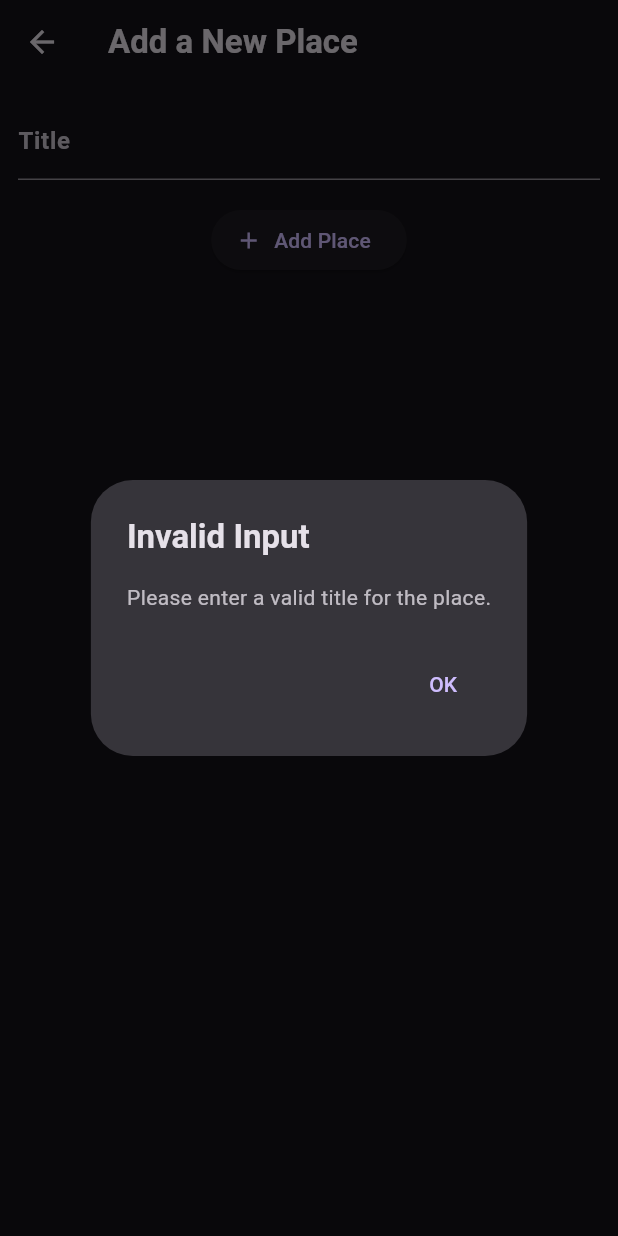
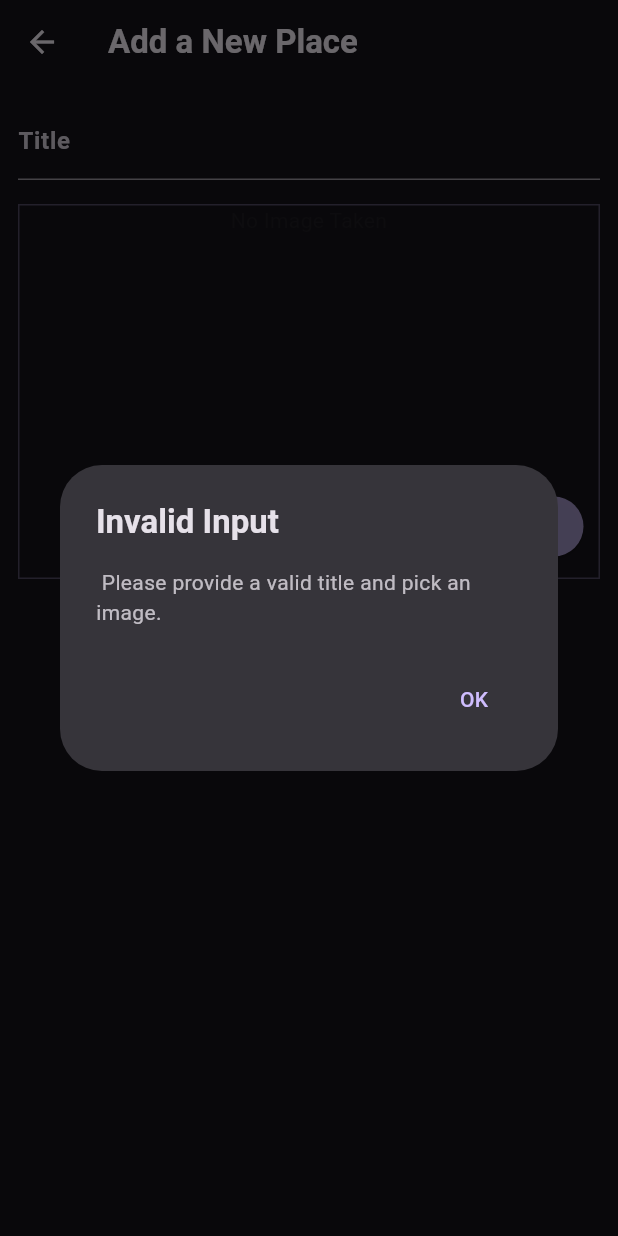
Before and after one commit to NeeDaimDark/favourite-places-app, a Flutter app: the AddPlaceScreen screen opened directly, after a tap on "Add Place", on a phone screen of 412 x 824 dp. Run offline on Flutter 3.47's test engine with Material 3 defaults, Android fonts, the phone set to English and light mode, and no system bars; our stand-ins replace flutter_riverpod, google_fonts, image_picker.

Commit message:
taking pictture + displaying picture

```diff
--- a/lib/models/place.dart
+++ b/lib/models/place.dart
@@ -1,3 +1,5 @@
+import 'dart:io';
+
 import 'package:uuid/uuid.dart';
 
 
@@ -5,9 +7,11 @@ const uuid = Uuid();
 class Place{
   final String id;
   final String title;
+  final File image;
 
 
   Place({
     required this.title,
+    required this.image,
   }) : id = uuid.v4();
 }
--- a/lib/providers/user_places.dart
+++ b/lib/providers/user_places.dart
@@ -1,3 +1,5 @@
+import 'dart:io';
+
 import 'package:flutter_riverpod/flutter_riverpod.dart';
 import 'package:favourite_places_app/models/place.dart';
 import 'package:flutter_riverpod/legacy.dart';
@@ -6,8 +8,8 @@ import 'package:flutter_riverpod/legacy.dart';
 class UserPlacesNotifier extends StateNotifier<List<Place>> {
   UserPlacesNotifier() : super(const []);
 
-  void addPlace(String title) {
-    final newPlace = Place(title: title);
+  void addPlace(String title, File image) {
+    final newPlace = Place(title: title, image: image);
     state = [...state, newPlace];
   }
 }
--- a/lib/screens/add_place.dart
+++ b/lib/screens/add_place.dart
@@ -1,4 +1,6 @@
+import 'dart:io';
 import 'package:favourite_places_app/providers/user_places.dart';
+import 'package:favourite_places_app/widgets/image_input.dart';
 import 'package:flutter/material.dart';
 import 'package:flutter_riverpod/flutter_riverpod.dart';
 
@@ -11,9 +13,10 @@ class AddPlaceScreen extends ConsumerStatefulWidget {
 
 class _AddPlaceScreenState extends ConsumerState<AddPlaceScreen> {
   final _titleController = TextEditingController();
+  File?  _pickedImage;
   void _savePlace() {
     final enteredTitle = _titleController.text;
-    if (enteredTitle.isEmpty) {
+    if (enteredTitle.isEmpty || _pickedImage == null) {
       showDialog(
         context: context,
         builder: (ctx) => AlertDialog(
@@ -26,7 +29,7 @@ class _AddPlaceScreenState extends ConsumerState<AddPlaceScreen> {
             ),
           ),
           content: Text(
-            'Please enter a valid title for the place.',
+            ' Please provide a valid title and pick an image.',
             style: Theme.of(ctx).textTheme.bodyMedium?.copyWith(
               color: Theme.of(ctx).colorScheme.onSurface.withAlpha(200),
             ),
@@ -46,7 +49,8 @@ class _AddPlaceScreenState extends ConsumerState<AddPlaceScreen> {
       );
       return;
     }
-    ref.read(userPlacesProvider.notifier).addPlace(enteredTitle);
+    ref.read(userPlacesProvider.notifier).
+    addPlace(enteredTitle, _pickedImage!);
     Navigator.of(context).pop();
   }
 
@@ -80,6 +84,13 @@ class _AddPlaceScreenState extends ConsumerState<AddPlaceScreen> {
             const SizedBox(
               height: 16,
             ),
+            ImageInput(onPickImage:(image){
+              _pickedImage = image;
+            },
+            ),
+            const SizedBox(
+              height: 16,
+            ),
             ElevatedButton.icon(
                 onPressed: _savePlace,
                 icon: const Icon(Icons.add),
--- a/lib/screens/place_detail.dart
+++ b/lib/screens/place_detail.dart
@@ -18,13 +18,16 @@ class PlaceDetailScreen extends StatelessWidget {
           ),
         ),
          ),
-      body: Center(
-        child: Text(
-          'Details for ${place.title}',
-          style: Theme.of(context).textTheme.bodyMedium?.copyWith(
-            color: Theme.of(context).colorScheme.onSurface.withAlpha(230),
+      body: Stack(
+        children: [
+          Image.file(
+            place.image,
+            width: double.infinity,
+            height: double.infinity,
+            fit: BoxFit.cover,
           ),
-        ),
+
+        ],
       ),
     );
   }
--- /dev/null
+++ b/lib/widgets/image_input.dart
@@ -0,0 +1,83 @@
+import 'dart:io';
+
+import 'package:flutter/material.dart';
+import 'package:image_picker/image_picker.dart';
+
+class ImageInput extends StatefulWidget {
+  const ImageInput({
+    super.key,
+    required this.onPickImage,
+  });
+
+  final void Function(File image) onPickImage;
+
+  @override
+  State<ImageInput> createState() => _ImageInputState();
+}
+
+class _ImageInputState extends State<ImageInput> {
+  File? _imageFile;
+  void _takePicture() async{
+    final imagePicker =  ImagePicker();
+    final pickedImage =await imagePicker.pickImage(
+      source: ImageSource.camera,
+      imageQuality: 80,
+      maxWidth: 600,
+    );
+    if(pickedImage == null){
+      return;
+    }
+    setState(() {
+      _imageFile = File(pickedImage.path);
+    });
+    widget.onPickImage(_imageFile!);
+  }
+
+
+  @override
+  Widget build(BuildContext context) {
+    Widget content = const Text('No Image Taken',textAlign: TextAlign.center,);
+    if(_imageFile != null){
+      content = GestureDetector(
+        onTap: _takePicture,
+        child: Image.file(
+          _imageFile!,
+          fit: BoxFit.cover,
+          width: double.infinity,
+          height: double.infinity,
+        ),
+      );
+    }
+    return Container(
+      height: 250,
+      width: double.infinity,
+      alignment: Alignment.center,
+      decoration: BoxDecoration(
+        border: Border.all(
+            width: 1,
+            color: Theme.of(context).colorScheme.primary.withOpacity(0.3),
+        ),
+      ),
+
+      child: Stack(
+        fit: StackFit.expand,
+        children: [
+          content,
+          Positioned(
+            bottom: 10,
+            right: 10,
+            child: ElevatedButton.icon(
+              style: ElevatedButton.styleFrom(
+                backgroundColor: Theme.of(context).colorScheme.primary.withOpacity(0.7),
+              ),
+              onPressed: _takePicture,
+              icon: const Icon(Icons.camera),
+              label: const Text('Take Picture'),
+            ),
+          ),
+        ],
+      )
+
+    );
+  }
+}
--- a/lib/widgets/places_list.dart
+++ b/lib/widgets/places_list.dart
@@ -24,6 +24,12 @@ class PlacesList extends StatelessWidget {
         itemBuilder: (ctx, index) {
           final place = places[index];
           return ListTile(
+            leading: CircleAvatar(
+              radius: 26,
+              backgroundImage: FileImage(
+                place.image,
+              ),
+            ),
             title: Text(
                 place.title,
               style:  Theme.of(context).textTheme.titleMedium?.copyWith(
--- a/pubspec.yaml
+++ b/pubspec.yaml
@@ -37,6 +37,7 @@ dependencies:
   google_fonts: ^6.3.2
   uuid: ^4.5.2
   flutter_riverpod: ^3.0.3
+  image_picker: ^1.2.0
 
 dev_dependencies:
   flutter_test:
```
Also changed, not shown: lib/screens/places.dart (+5 -2 lines), pubspec.lock, 7 other files.
